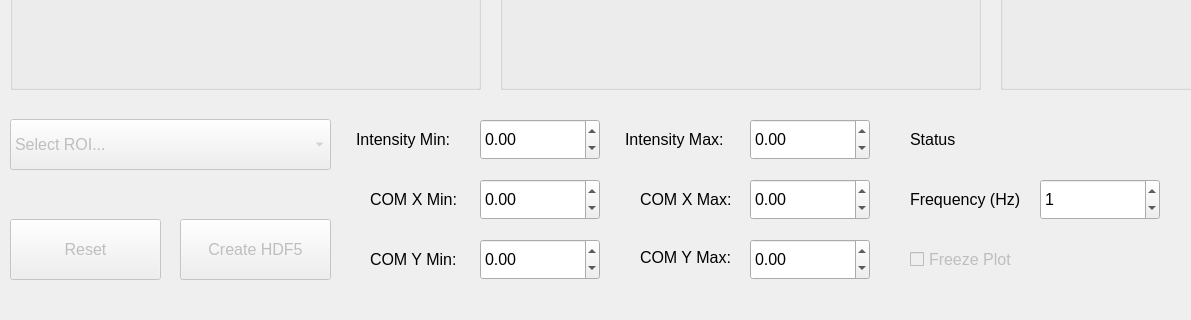
Qt form gui/analysis_window.ui (AdvancedPhotonSource/DashPVA) before a commit; both pictures show x 0 to 1191 and y 391 to 711 of the 1493 by 711 pixel window.
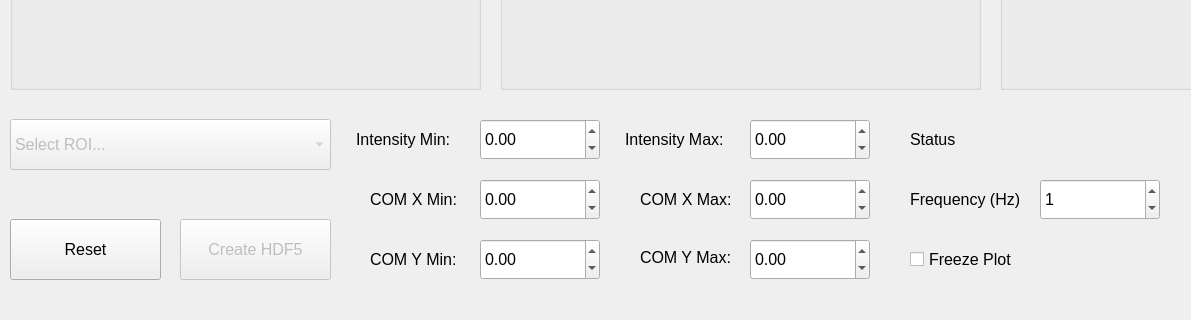
The same form after that commit.

Diff of the .ui file:
```diff
--- a/gui/analysis_window.ui
+++ b/gui/analysis_window.ui
@@ -111,7 +111,7 @@
    </widget>
    <widget class="QPushButton" name="btn_reset">
     <property name="enabled">
-     <bool>false</bool>
+     <bool>true</bool>
     </property>
     <property name="geometry">
      <rect>
@@ -185,7 +185,7 @@
    </widget>
    <widget class="QCheckBox" name="chk_freeze">
     <property name="enabled">
-     <bool>false</bool>
+     <bool>true</bool>
     </property>
     <property name="geometry">
      <rect>
```
